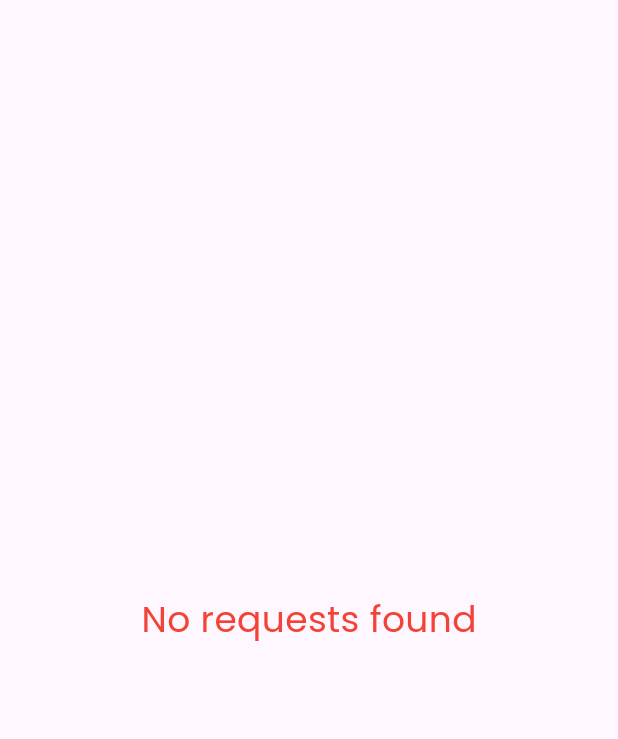
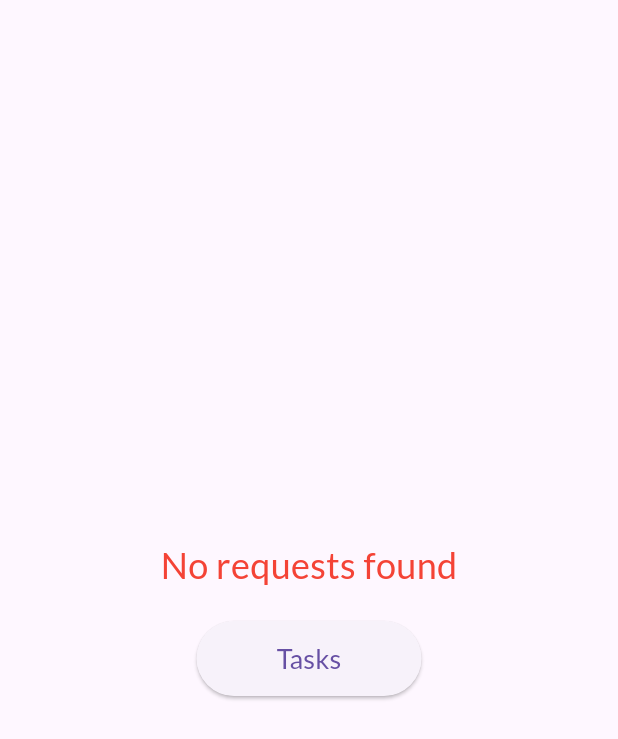
Before and after one commit to helviz/metroshuttle, a Flutter app: the RequestsPage screen opened directly, on a phone screen of 412 x 824 dp. Shown: the top 739 px of the screen. Run offline on Flutter 3.47's test engine with Material 3 defaults, Android fonts, the phone set to English and light mode, and no system bars; drawn by our look-alikes of flutter_animate; our stand-ins replace cloud_firestore, firebase_auth, firebase_core, firebase_storage, flutter_credit_card, flutter_svg and 6 more; missing offline and left inert: fl_country_code_picker, flutter_google_places, google_maps_webservice, google_place; accounts and stored records are empty.

Commit message:
improved requests

```diff
--- a/lib/views/driver/RequestsPage.dart
+++ b/lib/views/driver/RequestsPage.dart
@@ -2,10 +2,17 @@ import 'package:flutter/material.dart';
 import 'package:flutter_animate/flutter_animate.dart';
 import 'package:firebase_auth/firebase_auth.dart';
 import 'package:cloud_firestore/cloud_firestore.dart';
+import 'package:metroshuttle/controller/service.dart';
 import 'package:metroshuttle/views/driver/Location.dart';
+import 'package:metroshuttle/views/driver/Taskpage.dart';
+import 'package:google_fonts/google_fonts.dart';
 
+class RequestsPage extends StatefulWidget {
+  @override
+  _RequestsPageState createState() => _RequestsPageState();
+}
 
-class RequestsPage extends StatelessWidget {
+class _RequestsPageState extends State<RequestsPage> {
   Future<User?> _getCurrentUser() async {
     return FirebaseAuth.instance.currentUser;
   }
@@ -14,9 +21,14 @@ class RequestsPage extends StatelessWidget {
     QuerySnapshot querySnapshot = await FirebaseFirestore.instance
         .collection('children')
         .where('driver', isEqualTo: userId)
+        .where('request', isNull: true)  // Ensure only documents with a null request field are fetched
         .get();
 
     return querySnapshot.docs;
+  }
+
+  void refreshRequests() {
+    setState(() {});
   }
 
   @override
@@ -33,7 +45,7 @@ class RequestsPage extends StatelessWidget {
             } else if (!userSnapshot.hasData || userSnapshot.data == null) {
               return Text(
                 'No user logged in',
-                style: TextStyle(fontSize: 24, color: Colors.red),
+                style: GoogleFonts.lato(fontSize: 24, color: Colors.red),
               ).animate().fadeIn(duration: 600.ms);
             } else {
               User user = userSnapshot.data!;
@@ -44,20 +56,70 @@ class RequestsPage extends StatelessWidget {
                     return CircularProgressIndicator();
                   } else if (requestsSnapshot.hasError) {
                     return Text('Error: ${requestsSnapshot.error}');
-                  } else if (!requestsSnapshot.hasData || requestsSnapshot.data!.isEmpty) {
-                    return Text(
-                      'No requests found',
-                      style: TextStyle(fontSize: 24, color: Colors.red),
-                    ).animate().fadeIn(duration: 600.ms);
                   } else {
                     List<QueryDocumentSnapshot> requests = requestsSnapshot.data!;
-                    return ListView.builder(
+                    return Column(
+                      mainAxisAlignment: MainAxisAlignment.center,
+                      children: [
+                        Expanded(
+                          child: requests == null || requests.isEmpty
+                              ? Center(
+                                  child: Column(
+                                    mainAxisAlignment: MainAxisAlignment.center,
+                                    children: [
+                                      Text(
+                                        'No requests found',
+                                        style: GoogleFonts.lato(fontSize: 24, color: Colors.red),
+                                      ).animate().fadeIn(duration: 600.ms),
+                                      SizedBox(height: 20),
+                                      ElevatedButton(
+                                        onPressed: () {
+                                          Navigator.push(
+                                            context,
+                                            MaterialPageRoute(builder: (context) => TasksPage()),
+                                          );
+                                        },
+                                        child: Padding(
+                                          padding: const EdgeInsets.symmetric(vertical: 12.0, horizontal: 24.0),
+                                          child: Text('Tasks', style: GoogleFonts.lato(fontSize: 18)),
+                                        ),
+                                        style: ElevatedButton.styleFrom(
+                                          minimumSize: Size(150, 50),
+                                        ),
+                                      ),
+                                    ],
+                                  ),
+                                )
+                              : ListView.builder(
                                   itemCount: requests.length,
                                   itemBuilder: (context, index) {
                                     var requestDoc = requests[index];
                                     var request = requestDoc.data() as Map<String, dynamic>;
-                        return RequestCard(request: request, docId: requestDoc.id);
+                                    return RequestCard(
+                                      request: request,
+                                      docId: requestDoc.id,
+                                      onUpdate: refreshRequests, // Trigger refresh
+                                    );
                                   },
+                                ),
+                        ),
+                        if (requests != null && requests.isNotEmpty)
+                          ElevatedButton(
+                            onPressed: () {
+                              Navigator.push(
+                                context,
+                                MaterialPageRoute(builder: (context) => TasksPage()),
+                              );
+                            },
+                            child: Padding(
+                              padding: const EdgeInsets.symmetric(vertical: 12.0, horizontal: 24.0),
+                              child: Text('Tasks', style: GoogleFonts.lato(fontSize: 18)),
+                            ),
+                            style: ElevatedButton.styleFrom(
+                              minimumSize: Size(150, 50),
+                            ),
+                          ),
+                      ],
                     );
                   }
                 },
@@ -73,24 +135,30 @@ class RequestsPage extends StatelessWidget {
 class RequestCard extends StatefulWidget {
   final Map<String, dynamic> request;
   final String docId;
+  final VoidCallback onUpdate;
 
-  const RequestCard({Key? key, required this.request, required this.docId}) : super(key: key);
+  const RequestCard({Key? key, required this.request, required this.docId, required this.onUpdate}) : super(key: key);
 
   @override
   _RequestCardState createState() => _RequestCardState();
 }
 
 class _RequestCardState extends State<RequestCard> {
-  bool isAccepted = false;
-  bool isDenied = false;
+  final FirestoreService _firestoreService = FirestoreService();
 
   void _acceptRequest() async {
     await FirebaseFirestore.instance.collection('children').doc(widget.docId).update({
       'request': true,
     });
-    setState(() {
-      isAccepted = true;
+    await _firestoreService.copySchoolToDriverRoutes(widget.docId);
+    widget.onUpdate(); // Trigger page refresh
+  }
+
+  void _denyRequest() async {
+    await FirebaseFirestore.instance.collection('children').doc(widget.docId).update({
+      'request': false,
     });
+    widget.onUpdate(); // Trigger page refresh
   }
 
   @override
@@ -111,38 +179,27 @@ class _RequestCardState extends State<RequestCard> {
         );
       },
       child: Card(
-        color: isAccepted ? Colors.lightGreen : null,
         child: Padding(
           padding: const EdgeInsets.all(8.0),
           child: Column(
             crossAxisAlignment: CrossAxisAlignment.start,
             children: [
-              Text('Name: ${widget.request['name']}'),
-              Text('Region: ${widget.request['region']}'),
+              Text('Name: ${widget.request['name']}', style: GoogleFonts.lato(fontSize: 16)),
+              Text('Region: ${widget.request['region']}', style: GoogleFonts.lato(fontSize: 16)),
               Row(
                 mainAxisAlignment: MainAxisAlignment.end,
                 children: [
                   ElevatedButton(
                     onPressed: _acceptRequest,
-                    child: Text('Accept Request'),
+                    child: Text('Accept Request', style: GoogleFonts.lato(fontSize: 14)),
                   ),
                   SizedBox(width: 8),
-                  StatefulBuilder(
-                    builder: (context, setState) {
-                      return ElevatedButton(
-                        onPressed: () {
-                          setState(() {
-                            isDenied = true;
-                          });
-                        },
-                        child: Text(isDenied ? 'Denied' : 'Deny Request'),
+                  ElevatedButton(
+                    onPressed: _denyRequest,
+                    child: Text('Deny Request', style: GoogleFonts.lato(fontSize: 14)),
                     style: ButtonStyle(
-                          backgroundColor: MaterialStateProperty.all(
-                            isDenied ? Colors.red : Colors.blue,
+                      backgroundColor: MaterialStateProperty.all(Colors.blue),
                     ),
-                        ),
-                      );
-                    },
                   ),
                 ],
               ),
```
Lines whose indentation alone changed are shown as unchanged.
